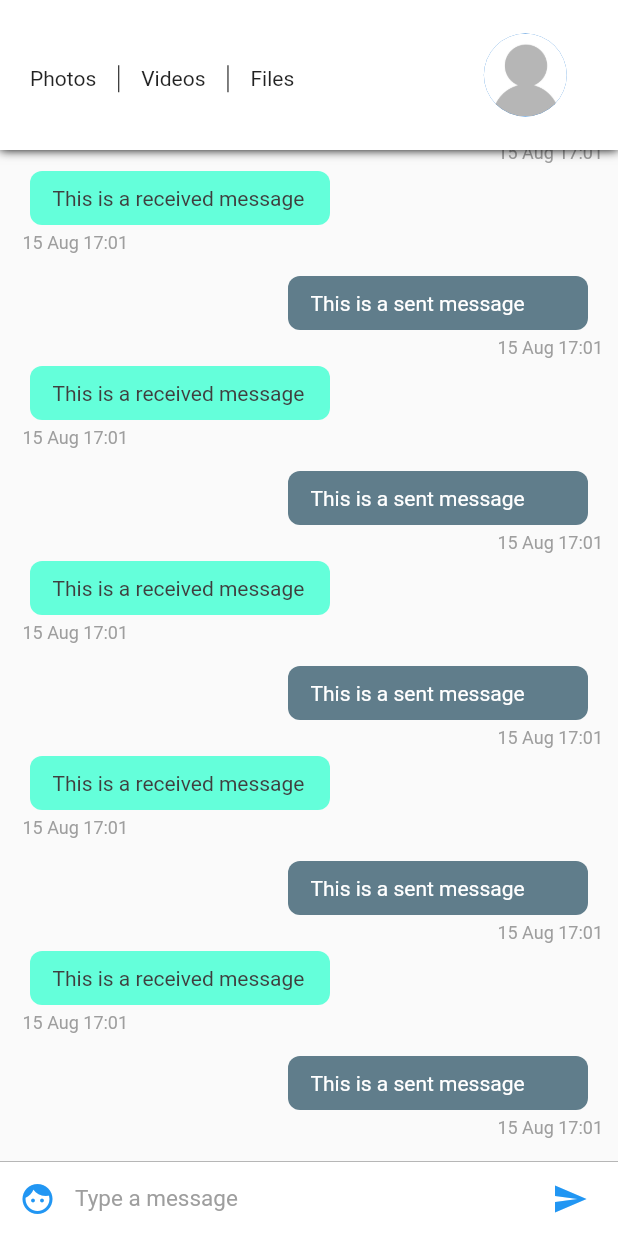
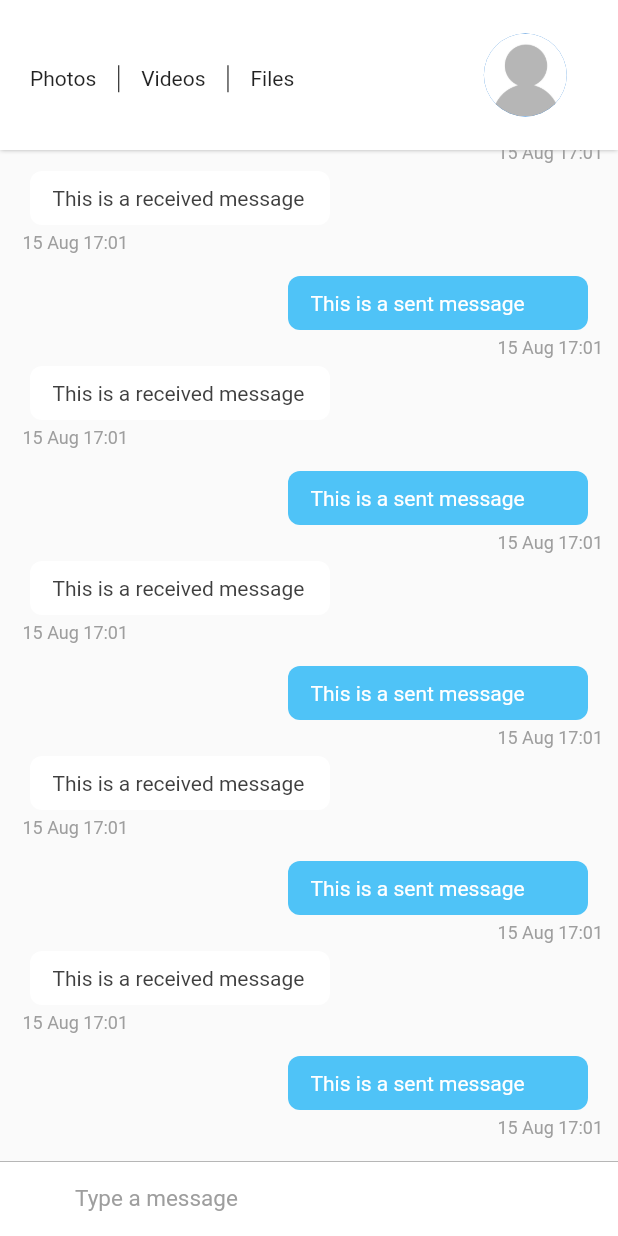
Before and after one commit to Wallruzz9114/kento, a Flutter app: the screen it shows after launch, on a phone screen of 412 x 824 dp. Run offline on Flutter 3.47's test engine with Material 2 defaults, Android fonts, the phone set to English and light mode, and no system bars; missing offline and left inert: rubber.

Commit message:
Implemented slideable widget

```diff
--- a/lib/src/components/chat_app_bar.dart
+++ b/lib/src/components/chat_app_bar.dart
@@ -1,13 +1,13 @@
 import 'package:flutter/material.dart';
 import 'package:kento/src/config/assets.dart';
 import 'package:kento/src/config/palette.dart';
+import 'package:kento/src/config/styles.dart';
 
 class ChatAppBar extends StatelessWidget implements PreferredSizeWidget {
   final double height = 100;
   @override
   Widget build(BuildContext context) {
-    final TextStyle textStyle = TextStyle(
-        color: Palette.secondaryTextColor); // Text style for everything else
+    // Text style for everything else
     final double width =
         MediaQuery.of(context).size.width; // calculate the screen width
 
@@ -15,10 +15,7 @@ class ChatAppBar extends StatelessWidget implements PreferredSizeWidget {
         child: Container(
             decoration: BoxDecoration(boxShadow: <BoxShadow>[
               //adds a shadow to the appbar
-              BoxShadow(
-                color: Colors.black,
-                blurRadius: 5.0,
-              )
+              BoxShadow(color: Colors.grey, blurRadius: 2.0, spreadRadius: 0.1)
             ]),
             child: Container(
                 color: Palette.primaryBackgroundColor,
@@ -40,7 +37,7 @@ class ChatAppBar extends StatelessWidget implements PreferredSizeWidget {
                                 children: <Widget>[
                                   Text(
                                     'Photos',
-                                    style: textStyle,
+                                    style: Styles.text,
                                   ),
                                   VerticalDivider(
                                     width: 30,
@@ -48,13 +45,13 @@ class ChatAppBar extends StatelessWidget implements PreferredSizeWidget {
                                   ),
                                   Text(
                                     'Videos',
-                                    style: textStyle,
+                                    style: Styles.text,
                                   ),
                                   VerticalDivider(
                                     width: 30,
                                     color: Palette.primaryTextColor,
                                   ),
-                                  Text('Files', style: textStyle)
+                                  Text('Files', style: Styles.text)
                                 ],
                               )),
                         ],
--- a/lib/src/components/chat_item.dart
+++ b/lib/src/components/chat_item.dart
@@ -1,6 +1,7 @@
 import 'package:flutter/material.dart';
 import 'package:intl/intl.dart';
 import 'package:kento/src/config/palette.dart';
+import 'package:kento/src/config/styles.dart';
 
 class ChatItem extends StatelessWidget {
   const ChatItem(this.index);
@@ -36,10 +37,7 @@ class ChatItem extends StatelessWidget {
             child: Text(
               DateFormat('dd MMM kk:mm')
                   .format(DateTime.fromMillisecondsSinceEpoch(1565888474278)),
-              style: TextStyle(
-                  color: Palette.greyColor,
-                  fontSize: 12.0,
-                  fontStyle: FontStyle.normal),
+              style: Styles.date,
             ),
             margin: const EdgeInsets.only(left: 5.0, top: 5.0, bottom: 5.0),
           )
@@ -70,10 +68,7 @@ class ChatItem extends StatelessWidget {
               child: Text(
                 DateFormat('dd MMM kk:mm')
                     .format(DateTime.fromMillisecondsSinceEpoch(1565888474278)),
-                style: TextStyle(
-                    color: Palette.greyColor,
-                    fontSize: 12.0,
-                    fontStyle: FontStyle.normal),
+                style: Styles.date,
               ),
               margin: const EdgeInsets.only(left: 5.0, top: 5.0, bottom: 5.0),
             )
--- a/lib/src/config/palette.dart
+++ b/lib/src/config/palette.dart
@@ -2,14 +2,16 @@ import 'package:flutter/material.dart';
 
 // Color palette for the app
 class Palette {
-  static const Color primaryColor = Colors.blue;
+  static const Color primaryColor = Colors.white;
+  static const Color accentColor = Color(0xff4fc3f7);
   static const Color secondaryColor = Colors.black;
   static const Color primaryTextColor = Colors.black;
   static const Color secondaryTextColor = Colors.black87;
   static const Color primaryBackgroundColor = Colors.white;
-  static const Color selfMessageBackgroundColor = Colors.blueGrey;
-  static const Color otherMessageBackgroundColor = Colors.tealAccent;
+  static const Color selfMessageBackgroundColor = Color(0xff4fc3f7);
+  static const Color otherMessageBackgroundColor = Colors.white;
   static const Color selfMessageColor = Colors.white;
   static const Color otherMessageColor = Color(0xff3f3f3f);
   static const Color greyColor = Colors.grey;
+  static const Color chatBackgroundColor = Color(0xfffafafa);
 }
--- /dev/null
+++ b/lib/src/config/styles.dart
@@ -0,0 +1,14 @@
+import 'package:flutter/material.dart';
+
+import 'Palette.dart';
+
+mixin Styles {
+  static TextStyle textHeading = TextStyle(
+      color: Palette.primaryTextColor, fontSize: 20); // Text style for the name
+  static TextStyle subHeading =
+      TextStyle(color: Palette.primaryTextColor, fontSize: 14);
+  static TextStyle text = TextStyle(color: Palette.secondaryTextColor);
+  static TextStyle subText = TextStyle(color: Palette.greyColor);
+  static TextStyle date = TextStyle(
+      color: Palette.greyColor, fontSize: 12.0, fontStyle: FontStyle.normal);
+}
--- a/lib/src/kento.dart
+++ b/lib/src/kento.dart
@@ -1,5 +1,5 @@
 import 'package:flutter/material.dart';
-import 'package:kento/src/screens/chat_list_screen.dart';
+import 'package:kento/src/screens/chat_slide_screen.dart';
 
 class Kento extends StatelessWidget {
   // This widget is the root of your application.
@@ -11,6 +11,6 @@ class Kento extends StatelessWidget {
         theme: ThemeData(
           primarySwatch: Colors.blue,
         ),
-        home: ChatListScreen());
+        home: const ChatSlideScreen());
   }
 }
--- a/lib/src/screens/chat_list_screen.dart
+++ /dev/null
@@ -1,16 +0,0 @@
-import 'package:flutter/material.dart';
-import 'package:kento/src/screens/chat_screen.dart';
-
-class ChatListScreen extends StatefulWidget {
-  @override
-  _ChatListScreenState createState() => _ChatListScreenState();
-}
-
-class _ChatListScreenState extends State<ChatListScreen> {
-  @override
-  Widget build(BuildContext context) {
-    return PageView(
-      children: <Widget>[ChatScreen(), ChatScreen(), ChatScreen()],
-    );
-  }
-}
--- a/lib/src/screens/chat_screen.dart
+++ b/lib/src/screens/chat_screen.dart
@@ -1,26 +1,44 @@
 import 'package:flutter/material.dart';
 import 'package:kento/src/components/chat_app_bar.dart';
+import 'package:kento/src/components/chat_bottom_sheet.dart';
+import 'package:kento/src/components/input.dart';
+import 'package:kento/src/config/palette.dart';
 import 'package:kento/src/components/chat_list.dart';
-import 'package:kento/src/components/input.dart';
 
 class ChatScreen extends StatefulWidget {
+  const ChatScreen();
+
   @override
   _ChatScreenState createState() => _ChatScreenState();
 }
 
 class _ChatScreenState extends State<ChatScreen> {
+  final GlobalKey<ScaffoldState> _scaffoldKey = GlobalKey<ScaffoldState>();
+
   @override
   Widget build(BuildContext context) {
     return SafeArea(
         child: Scaffold(
+            key: _scaffoldKey,
             appBar: ChatAppBar(), // Custom app bar for chat screen
-            body: Stack(children: <Widget>[
-              Column(
-                children: <Widget>[
-                  ChatList(), //Chat list
-                  Input() // The input widget
-                ],
-              ),
-            ])));
+            body: Container(
+                color: Palette.chatBackgroundColor,
+                child: Stack(children: <Widget>[
+                  Column(
+                    children: <Widget>[
+                      ChatList(),
+                      GestureDetector(
+                          child: Input(),
+                          onPanUpdate: (DragUpdateDetails details) {
+                            if (details.delta.dy < 0) {
+                              _scaffoldKey.currentState.showBottomSheet<void>(
+                                  (BuildContext context) {
+                                return const ChatBottomSheet();
+                              });
+                            }
+                          })
+                    ],
+                  ),
+                ]))));
   }
 }
--- /dev/null
+++ b/lib/src/screens/chat_slide_screen.dart
@@ -0,0 +1,30 @@
+import 'package:flutter/material.dart';
+import 'package:kento/src/screens/chat_screen.dart';
+import 'package:rubber/rubber.dart';
+
+class ChatSlideScreen extends StatefulWidget {
+  const ChatSlideScreen();
+
+  @override
+  _ChatSlideScreenState createState() => _ChatSlideScreenState();
+}
+
+class _ChatSlideScreenState extends State<ChatSlideScreen>
+    with SingleTickerProviderStateMixin {
+  RubberAnimationController controller;
+
+  @override
+  void initState() {
+    controller = RubberAnimationController(
+      vsync: this,
+    );
+    super.initState();
+  }
+
+  @override
+  Widget build(BuildContext context) {
+    return PageView(
+      children: const <ChatScreen>[ChatScreen(), ChatScreen(), ChatScreen()],
+    );
+  }
+}
--- a/pubspec.yaml
+++ b/pubspec.yaml
@@ -24,6 +24,7 @@ dependencies:
   # Use with the CupertinoIcons class for iOS style icons.
   cupertino_icons: ^0.1.2
   intl: ^0.15.8
+  rubber: ^0.3.2
 
 dev_dependencies:
   flutter_test:
```
Also changed, not shown: lib/src/components/chat_bottom_sheet.dart (added, +41 -0 lines), lib/src/components/chat_row.dart (added, +57 -0 lines), lib/src/components/navigation_pill.dart (added, +27 -0 lines), pubspec.lock, 2 other files.
